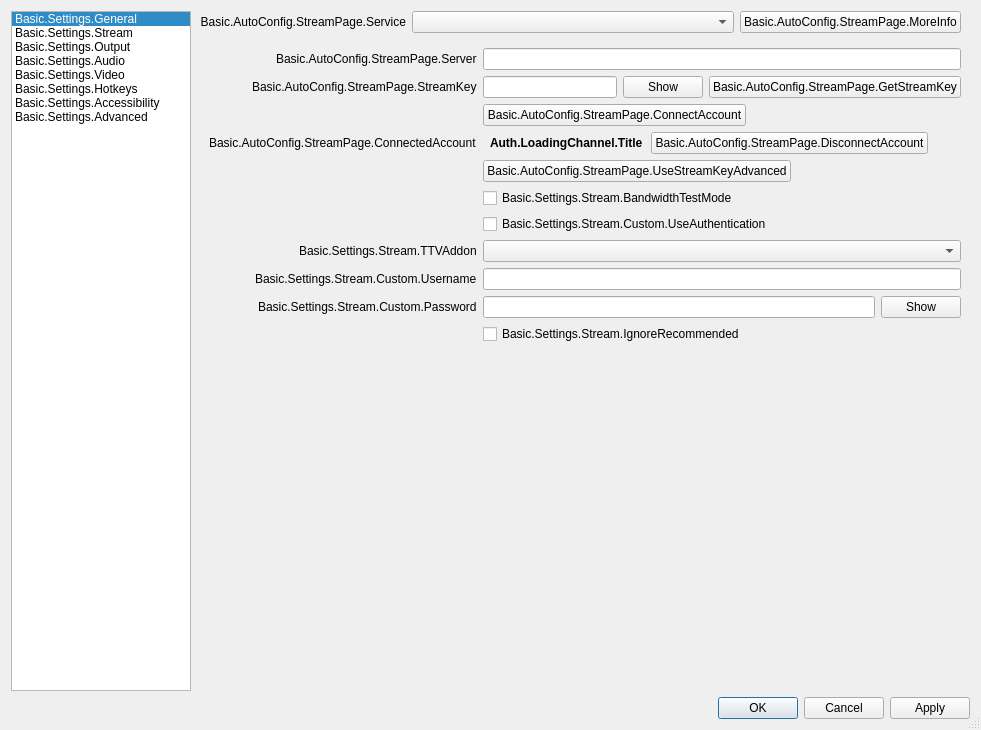
The window that UI/forms/OBSBasicSettings.ui (obsproject/obs-studio) describes before a commit, drawn with Qt 5.
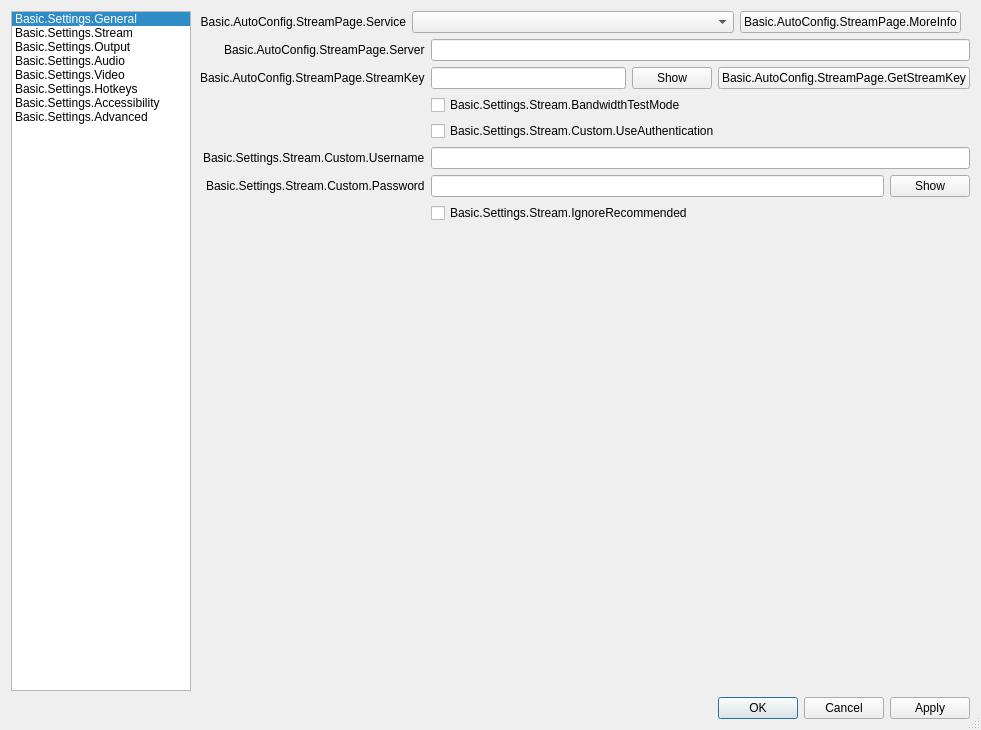
The same window after the commit. The open tabs and pages were chosen to show the change. Icons and pictures are not drawn. Custom widgets are drawn as their Qt base class.

Commit message: UI: Remove service integration UI from settings

The edit to the form file:
```diff
--- a/UI/forms/OBSBasicSettings.ui
+++ b/UI/forms/OBSBasicSettings.ui
@@ -989,101 +989,6 @@
           </widget>
          </item>
          <item>
-          <widget class="QStackedWidget" name="streamStackWidget">
-           <property name="sizePolicy">
-            <sizepolicy hsizetype="Expanding" vsizetype="Expanding">
-             <horstretch>0</horstretch>
-             <verstretch>0</verstretch>
-            </sizepolicy>
-           </property>
-           <property name="currentIndex">
-            <number>0</number>
-           </property>
-           <widget class="QWidget" name="loginPage">
-            <layout class="QFormLayout" name="loginPageLayout">
-             <item row="0" column="0">
-              <spacer name="horizontalSpacer_20">
-               <property name="orientation">
-                <enum>Qt::Horizontal</enum>
-               </property>
-               <property name="sizeType">
-                <enum>QSizePolicy::Fixed</enum>
-               </property>
-               <property name="sizeHint" stdset="0">
-                <size>
-                 <width>170</width>
-                 <height>19</height>
-                </size>
-               </property>
-              </spacer>
-             </item>
-             <item row="0" column="1">
-              <layout class="QHBoxLayout" name="horizontalLayout_16">
-               <item>
-                <widget class="QPushButton" name="connectAccount">
-                 <property name="text">
-                  <string>Basic.AutoConfig.StreamPage.ConnectAccount</string>
-                 </property>
-                </widget>
-               </item>
-               <item>
-                <spacer name="horizontalSpacer_21">
-                 <property name="orientation">
-                  <enum>Qt::Horizontal</enum>
-                 </property>
-                 <property name="sizeHint" stdset="0">
-                  <size>
-                   <width>40</width>
-                   <height>10</height>
-                  </size>
-                 </property>
-                </spacer>
-               </item>
-              </layout>
-             </item>
-             <item row="1" column="0">
-              <spacer name="horizontalSpacer_22">
-               <property name="orientation">
-                <enum>Qt::Horizontal</enum>
-               </property>
-               <property name="sizeType">
-                <enum>QSizePolicy::Fixed</enum>
-               </property>
-               <property name="sizeHint" stdset="0">
-                <size>
-                 <width>170</width>
-                 <height>19</height>
-                </size>
-               </property>
-              </spacer>
-             </item>
-             <item row="1" column="1">
-              <layout class="QHBoxLayout" name="horizontalLayout_17">
-               <item>
-                <widget class="QPushButton" name="useStreamKey">
-                 <property name="text">
-                  <string>Basic.AutoConfig.StreamPage.UseStreamKey</string>
-                 </property>
-                </widget>
-               </item>
-               <item>
-                <spacer name="horizontalSpacer_23">
-                 <property name="orientation">
-                  <enum>Qt::Horizontal</enum>
-                 </property>
-                 <property name="sizeHint" stdset="0">
-                  <size>
-                   <width>40</width>
-                   <height>20</height>
-                  </size>
-                 </property>
-                </spacer>
-               </item>
-              </layout>
-             </item>
-            </layout>
-           </widget>
-           <widget class="QWidget" name="streamKeyPage">
             <layout class="QFormLayout" name="streamkeyPageLayout">
              <property name="fieldGrowthPolicy">
               <enum>QFormLayout::AllNonFixedFieldsGrow</enum>
@@ -1213,7 +1118,7 @@
                </layout>
               </widget>
              </item>
-             <item row="3" column="0">
+           <item row="2" column="0">
               <spacer name="horizontalSpacer_18">
                <property name="orientation">
                 <enum>Qt::Horizontal</enum>
@@ -1226,64 +1131,21 @@
                </property>
               </spacer>
              </item>
-             <item row="4" column="1">
-              <layout class="QHBoxLayout" name="horizontalLayout_23">
-               <property name="spacing">
-                <number>8</number>
-               </property>
-               <property name="leftMargin">
-                <number>7</number>
-               </property>
-               <property name="rightMargin">
-                <number>7</number>
-               </property>
-               <item>
-                <widget class="QLabel" name="connectedAccountText">
-                 <property name="styleSheet">
-                  <string notr="true">font-weight: bold</string>
-                 </property>
-                 <property name="text">
-                  <string>Auth.LoadingChannel.Title</string>
-                 </property>
-                </widget>
-               </item>
-               <item>
-                <widget class="QPushButton" name="disconnectAccount">
-                 <property name="text">
-                  <string>Basic.AutoConfig.StreamPage.DisconnectAccount</string>
-                 </property>
-                </widget>
-               </item>
-               <item>
-                <spacer name="horizontalSpacer_24">
-                 <property name="orientation">
-                  <enum>Qt::Horizontal</enum>
-                 </property>
-                 <property name="sizeHint" stdset="0">
-                  <size>
-                   <width>40</width>
-                   <height>20</height>
-                  </size>
-                 </property>
-                </spacer>
-               </item>
-              </layout>
-             </item>
-             <item row="6" column="1">
+           <item row="2" column="1">
               <widget class="QCheckBox" name="bandwidthTestEnable">
                <property name="text">
                 <string>Basic.Settings.Stream.BandwidthTestMode</string>
                </property>
               </widget>
              </item>
-             <item row="7" column="1">
+           <item row="3" column="1">
               <widget class="QCheckBox" name="useAuth">
                <property name="text">
                 <string>Basic.Settings.Stream.Custom.UseAuthentication</string>
                </property>
               </widget>
              </item>
-             <item row="9" column="0">
+           <item row="4" column="0">
               <widget class="QLabel" name="authUsernameLabel">
                <property name="text">
                 <string>Basic.Settings.Stream.Custom.Username</string>
@@ -1293,10 +1155,10 @@
                </property>
               </widget>
              </item>
-             <item row="9" column="1">
+           <item row="4" column="1">
               <widget class="QLineEdit" name="authUsername"/>
              </item>
-             <item row="10" column="0">
+           <item row="5" column="0">
               <widget class="QLabel" name="authPwLabel">
                <property name="text">
                 <string>Basic.Settings.Stream.Custom.Password</string>
@@ -1306,7 +1168,7 @@
                </property>
               </widget>
              </item>
-             <item row="10" column="1">
+           <item row="5" column="1">
               <widget class="QFrame" name="authPwWidget">
                <layout class="QHBoxLayout" name="horizontalLayout_25">
                 <property name="leftMargin">
@@ -1338,27 +1200,14 @@
                </layout>
               </widget>
              </item>
-             <item row="8" column="1">
-              <widget class="QComboBox" name="twitchAddonDropdown"/>
-             </item>
-             <item row="8" column="0">
-              <widget class="QLabel" name="twitchAddonLabel">
-               <property name="text">
-                <string>Basic.Settings.Stream.TTVAddon</string>
-               </property>
-               <property name="buddy">
-                <cstring>twitchAddonDropdown</cstring>
-               </property>
-              </widget>
-             </item>
-             <item row="11" column="1">
+           <item row="6" column="1">
               <widget class="QCheckBox" name="ignoreRecommended">
                <property name="text">
                 <string>Basic.Settings.Stream.IgnoreRecommended</string>
                </property>
               </widget>
              </item>
-             <item row="12" column="1">
+           <item row="7" column="1">
               <widget class="QLabel" name="enforceSettingsLabel">
                <property name="text">
                 <string notr="true"/>
@@ -1371,67 +1220,7 @@
                </property>
               </widget>
              </item>
-             <item row="5" column="1">
-              <layout class="QHBoxLayout" name="horizontalLayout_28">
-               <item>
-                <widget class="QPushButton" name="useStreamKeyAdv">
-                 <property name="text">
-                  <string>Basic.AutoConfig.StreamPage.UseStreamKeyAdvanced</string>
-                 </property>
-                </widget>
-               </item>
-               <item>
-                <spacer name="horizontalSpacer_28">
-                 <property name="orientation">
-                  <enum>Qt::Horizontal</enum>
-                 </property>
-                 <property name="sizeHint" stdset="0">
-                  <size>
-                   <width>40</width>
-                   <height>20</height>
-                  </size>
-                 </property>
-                </spacer>
-               </item>
-              </layout>
-             </item>
-             <item row="4" column="0">
-              <widget class="QLabel" name="connectedAccountLabel">
-               <property name="text">
-                <string>Basic.AutoConfig.StreamPage.ConnectedAccount</string>
-               </property>
-              </widget>
-             </item>
-             <item row="3" column="1">
-              <layout class="QHBoxLayout" name="horizontalLayout_15">
-               <item>
-                <widget class="QPushButton" name="connectAccount2">
-                 <property name="cursor">
-                  <cursorShape>PointingHandCursor</cursorShape>
-                 </property>
-                 <property name="text">
-                  <string>Basic.AutoConfig.StreamPage.ConnectAccount</string>
-                 </property>
-                </widget>
-               </item>
-               <item>
-                <spacer name="horizontalSpacer_19">
-                 <property name="orientation">
-                  <enum>Qt::Horizontal</enum>
-                 </property>
-                 <property name="sizeHint" stdset="0">
-                  <size>
-                   <width>40</width>
-                   <height>20</height>
-                  </size>
-                 </property>
-                </spacer>
-               </item>
-              </layout>
-             </item>
-            </layout>
-           </widget>
-          </widget>
+          </layout>
          </item>
         </layout>
        </widget>
```
Left out of the diff: 22 changed lines with no effect on the pictures. Lines whose indentation alone changed are shown as unchanged. The commit also changes 4 other files.
